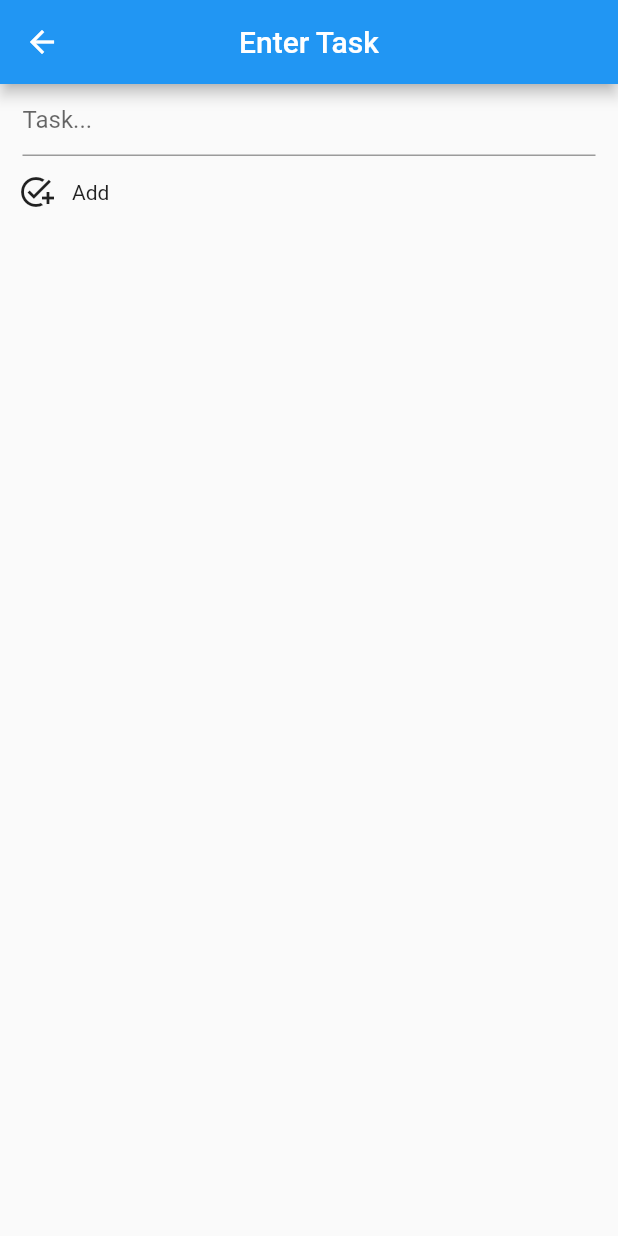
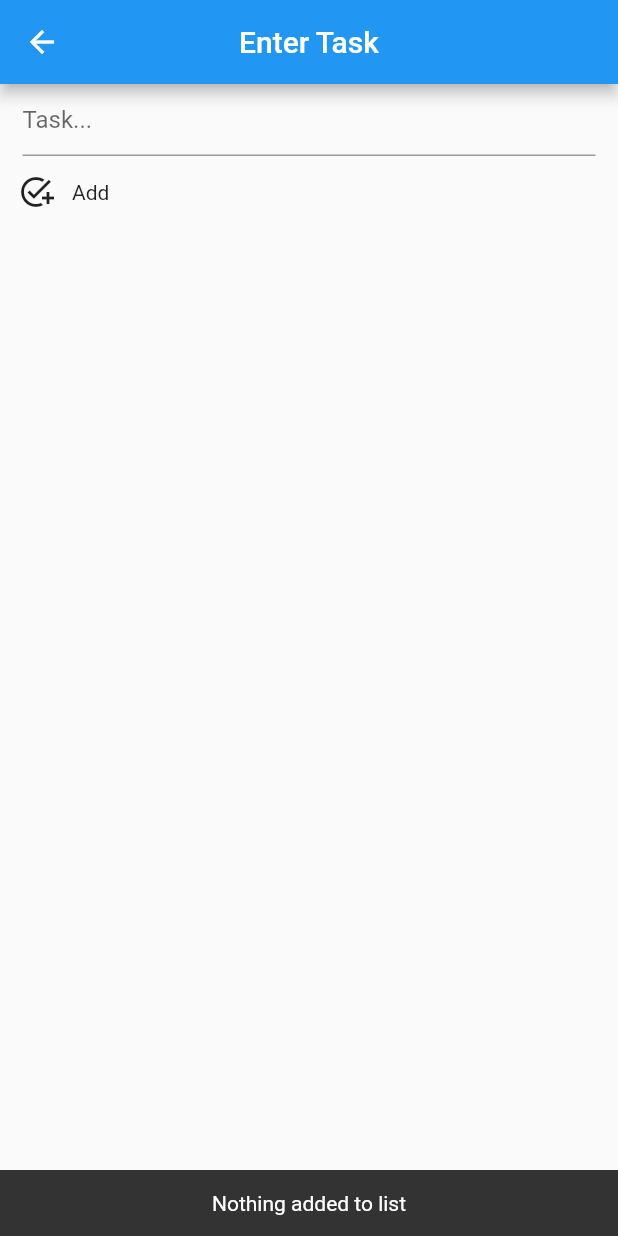
Before and after one commit to gu-tig169-ht21/gusharjof, a Flutter app: the SecondScreen screen opened directly, after a tap on the "add task" icon, on a phone screen of 412 x 824 dp. Run offline on Flutter 3.47's test engine with Material 2 defaults, Android fonts, the phone set to English and light mode, and no system bars.

Commit message:
Adresserar PR-kommentarer

```diff
--- a/lib/second_page.dart
+++ b/lib/second_page.dart
@@ -44,15 +44,30 @@ class SecondScreen extends StatelessWidget {
       children: [
         IconButton(
           onPressed: () {
-            ///initierar variabel för varje sträng som skrivs in
-            var newTask = inputText.text;
+            if (inputText.text.isEmpty) {
+              var snackBar = const SnackBar(
+                content: Text(
+                  'Nothing added to list',
+                  textAlign: TextAlign.center,
+                ),
+              );
+              ScaffoldMessenger.of(context).showSnackBar(snackBar);
+            } else {
+              ///provider ropar på addListItem och lägger till textField
+              Provider.of<TodoListState>(context, listen: false).addListItem(
+                TodoItem(item: inputText.text),
+              );
+              var snackBar = const SnackBar(
+                content: Text(
+                  'Task added',
+                  textAlign: TextAlign.center,
+                ),
+              );
+              ScaffoldMessenger.of(context).showSnackBar(snackBar);
 
-            ///provider ropar på addListItem och lägger till newTask
-            Provider.of<TodoListState>(context, listen: false)
-                .addListItem(TodoItem(item: newTask));
-
-            ///rensar TextField vid knapptryck
-            inputText.clear();
+              ///rensar TextField vid knapptryck
+              inputText.clear();
+            }
           },
           icon: const Icon(Icons.add_task),
         ),
--- a/lib/todo_list.dart
+++ b/lib/todo_list.dart
@@ -42,8 +42,9 @@ class TodoList extends StatelessWidget {
         ///texten från varje item från klassen TodoItem - ger den teckenstorlek 15
         title: Text(
           item.item,
-          style: const TextStyle(
+          style: TextStyle(
             fontSize: 15,
+            decoration: item.isChecked ? TextDecoration.lineThrough : null,
           ),
         ),
       ),
--- a/lib/todo_list_state.dart
+++ b/lib/todo_list_state.dart
@@ -3,7 +3,7 @@ import 'package:flutter/material.dart';
 ///Klassen TodoItem blir en instans av varje item i list
 class TodoItem {
   String item;
-  bool? isChecked;
+  bool isChecked;
 
   TodoItem({required this.item, this.isChecked = false});
 }
```
